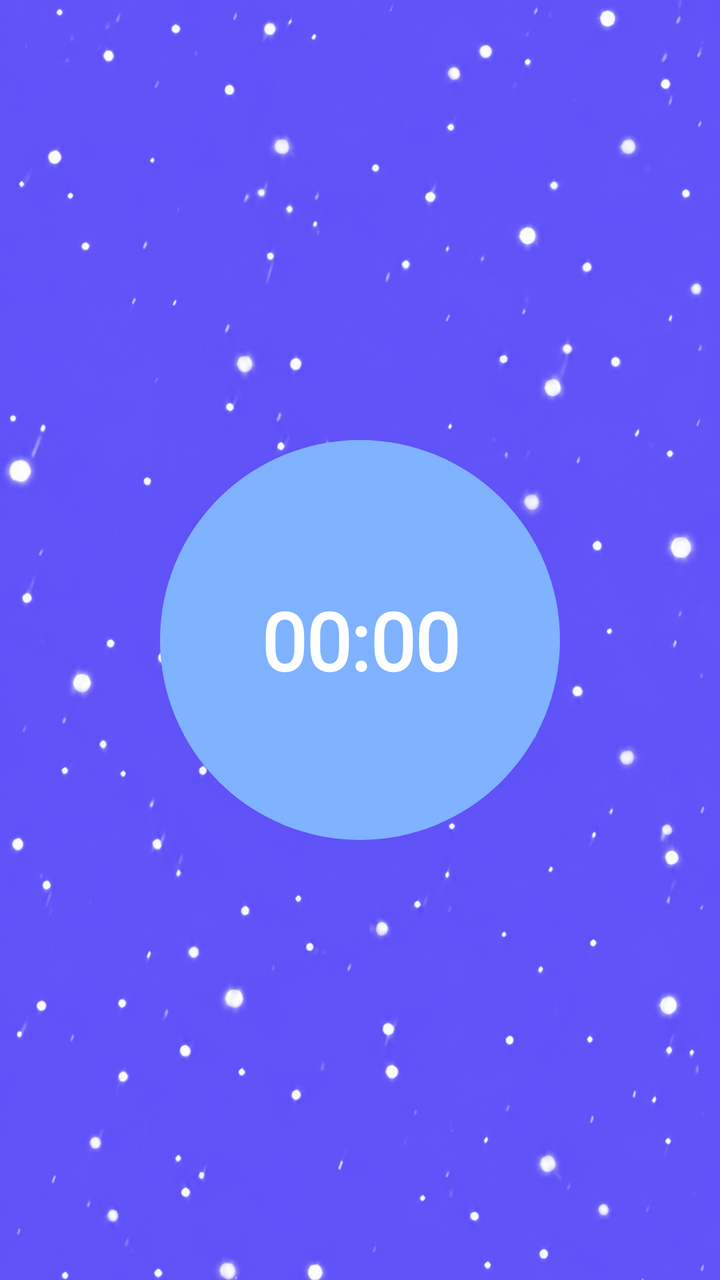
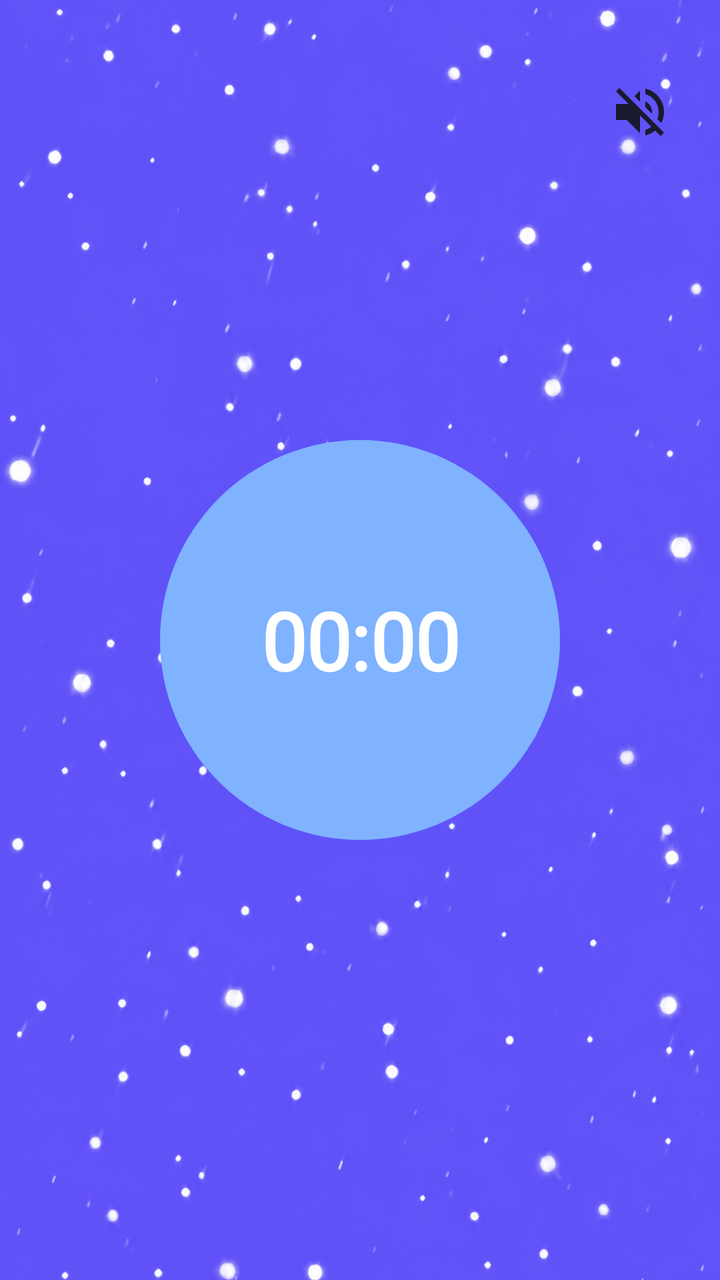

The first picture is an Android layout as it rendered before a commit; the second is the same layout after the commit. The layout source and the unified diff follow.
<!-- AndroidManifest.xml: application theme Theme.ClendApp -->
<!-- res/layout/activity_prueba.xml -->
<?xml version="1.0" encoding="utf-8"?>
<androidx.constraintlayout.widget.ConstraintLayout xmlns:android="http://schemas.android.com/apk/res/android"
    xmlns:app="http://schemas.android.com/apk/res-auto"
    xmlns:tools="http://schemas.android.com/tools"
    android:id="@+id/main"
    android:layout_width="match_parent"
    android:layout_height="match_parent"
    tools:context=".prueba">


    <ImageView
        android:id="@+id/imageView"
        android:layout_width="0dp"
        android:layout_height="0dp"
        android:scaleType="centerCrop"
        app:layout_constraintBottom_toBottomOf="parent"
        app:layout_constraintEnd_toEndOf="parent"
        app:layout_constraintStart_toStartOf="parent"
        app:layout_constraintTop_toTopOf="parent"
        app:srcCompat="@drawable/fondo1" />

    <ImageView
        android:id="@+id/imageView2"
        android:layout_width="200dp"
        android:layout_height="200dp"
        app:layout_constraintBottom_toBottomOf="parent"
        app:layout_constraintEnd_toEndOf="parent"

        app:layout_constraintStart_toStartOf="parent"
        app:layout_constraintTop_toTopOf="parent"
        app:srcCompat="@drawable/circle_shape" />

    <Chronometer
        android:id="@+id/chronometer_prueba"
        android:layout_width="wrap_content"
        android:layout_height="wrap_content"
        android:fontFamily="@font/hey_comic"
        android:textColor="@android:color/white"
        android:textSize="40sp"
        android:textStyle="bold"
        app:layout_constraintBottom_toBottomOf="@+id/imageView2"
        app:layout_constraintEnd_toEndOf="@+id/imageView2"
        app:layout_constraintStart_toStartOf="@+id/imageView2"
        app:layout_constraintTop_toTopOf="@+id/imageView2" />

</androidx.constraintlayout.widget.ConstraintLayout>
<!-- resources referenced by this layout -->
<resources>
  <!-- drawable circle_shape (drawable) -->
  <?xml version="1.0" encoding="utf-8"?>
  <shape xmlns:android="http://schemas.android.com/apk/res/android"
      android:shape="oval">
      <solid android:color="#7FB2FF" />
  </shape>
  <!-- drawable fondo1: png bitmap (drawable, 1029467 bytes) -->
  <style name="Theme.ClendApp" parent="Base.Theme.ClendApp" />
  <style name="Base.Theme.ClendApp" parent="Theme.Material3.Light.NoActionBar">
          
          <item name="colorPrimary">#7C4DFF</item>
          <item name="colorOnPrimary">@color/white</item>
      </style>
  <color name="white">#FFFFFFFF</color>
</resources>

<!-- the commit's change to res/layout/activity_prueba.xml (unified diff, before → after) -->
@@ -43,4 +43,15 @@
         app:layout_constraintStart_toStartOf="@+id/imageView2"
         app:layout_constraintTop_toTopOf="@+id/imageView2" />
 
+    <ImageView
+        android:id="@+id/btn_volume_toggle"
+        android:layout_width="48dp"
+        android:layout_height="48dp"
+        android:layout_marginTop="32dp"
+        android:layout_marginEnd="16dp"
+        android:padding="8dp"
+        android:src="@drawable/ic_volume_off"
+        app:layout_constraintEnd_toEndOf="parent"
+        app:layout_constraintTop_toTopOf="parent" />
+
 </androidx.constraintlayout.widget.ConstraintLayout>
<!-- resource entries referenced after the edit -->
@@ -7,6 +7,17 @@
       <solid android:color="#7FB2FF" />
   </shape>
   <!-- drawable fondo1: png bitmap (drawable, 1029467 bytes) -->
+  <!-- drawable ic_volume_off (drawable) -->
+  <?xml version="1.0" encoding="utf-8"?>
+  <vector xmlns:android="http://schemas.android.com/apk/res/android"
+      android:width="24dp"
+      android:height="24dp"
+      android:viewportWidth="24"
+      android:viewportHeight="24">
+      <path
+          android:fillColor="#1A1A2E"
+          android:pathData="M12,4L9.91,6.09 12,8.18V4z M4.27,3L3,4.27 7.73,9H3v6h4l5,5v-6.73l4.25,4.25c-0.67,0.52 -1.42,0.93 -2.25,1.18v2.06c1.38,-0.31 2.63,-0.95 3.69,-1.81L19.73,21 21,19.73 4.27,3z M19,12c0,0.94 -0.2,1.82 -0.54,2.64l1.51,1.51C20.63,14.91 21,13.5 21,12c0,-4.28 -2.99,-7.86 -7,-8.77v2.06c2.89,0.86 5,3.54 5,6.71z M16.5,12c0,-1.77 -1.02,-3.29 -2.5,-4.03v2.21l2.45,2.45c0.03,-0.2 0.05,-0.41 0.05,-0.63z" />
+  </vector>
   <style name="Theme.ClendApp" parent="Base.Theme.ClendApp" />
   <style name="Base.Theme.ClendApp" parent="Theme.Material3.Light.NoActionBar">
           
